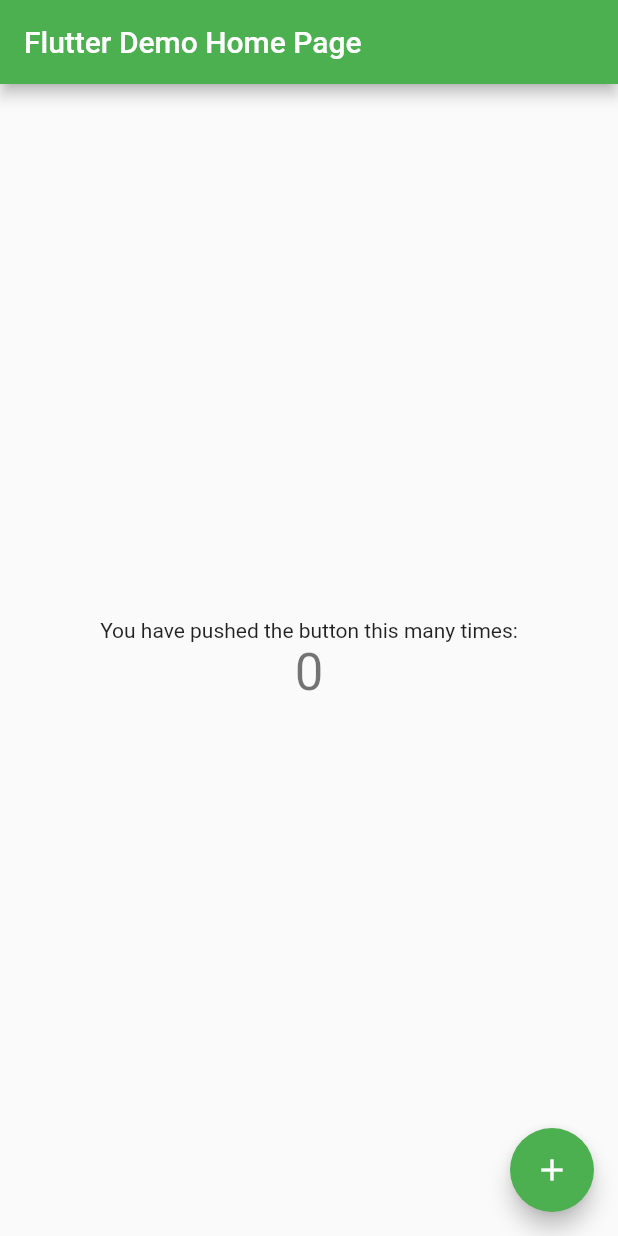
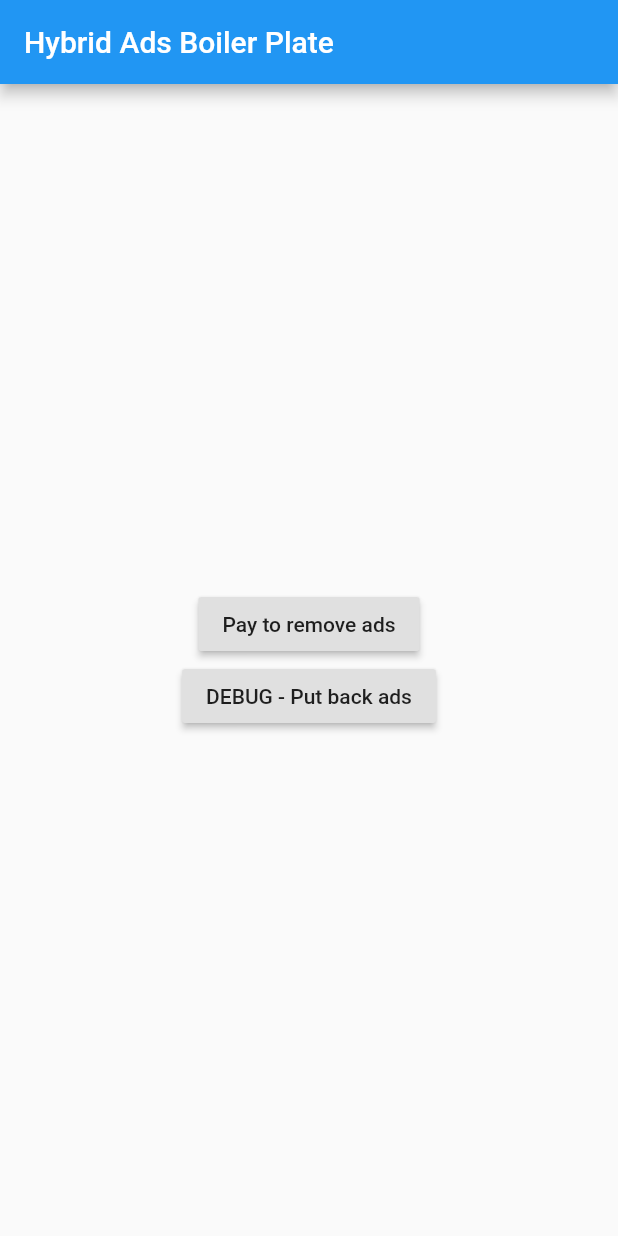
Before and after one commit to richardbonneau/Flutter-Hybrid-Ads-Boilerplate, a Flutter app: the screen it shows after launch, on a phone screen of 412 x 824 dp. Run offline on Flutter 3.47's test engine with Material 2 defaults, Android fonts, the phone set to English and light mode, and no system bars.

Commit message:
Added Ads Provider

```diff
--- /dev/null
+++ b/lib/Providers/Ads.dart
@@ -0,0 +1,82 @@
+import 'package:flutter/material.dart';
+import 'dart:io';
+//import 'package:shared_preferences/shared_preferences.dart';
+//import 'package:flutter_inapp_purchase/flutter_inapp_purchase.dart';
+
+class Ads with ChangeNotifier {
+  bool areAdsPurchased = false;
+//  List<IAPItem> _items = [];
+//  List<PurchasedItem> _purchases = [];
+//
+//  fetchProductsList() async {
+//    List<IAPItem> items = [];
+//    try {
+//      if(Platform.isAndroid) items = await FlutterInappPurchase.instance.getProducts(['remove_ads']);
+//      //TODO: put the actual ios product id here
+//      else items = await FlutterInappPurchase.instance.getProducts(['remove_ads']);
+//    }
+//
+//    catch (err) {
+//      print("getProducts error: $err");
+//    }
+//    for (var item in items) {
+////      print(item.toString());
+//      this._items.add(item);
+//    }
+//    _items = items;
+//    notifyListeners();
+//    checkAdsPurchasedStatus();
+//  }
+//
+//  checkAdsPurchasedStatus() async {
+//    List<PurchasedItem> items = [];
+//    try {
+//      items = await FlutterInappPurchase.instance.getPurchaseHistory();
+//    } catch (err) {
+//      print("err in checkAdsPurchasedStatus: $err");
+//    }
+//    for (var item in items) {
+////      print(item.toString());
+//      _purchases.add(item);
+//    }
+//    this._items = [];
+////    print("_purchases length ${_purchases.length}");
+//    if (_purchases.length == 0) {
+//      SharedPreferences prefs = await SharedPreferences.getInstance();
+//      bool checkIfAdsArePurchased = await prefs.getBool('areAdsPurchased');
+//      if (checkIfAdsArePurchased == null)
+//        prefs.setBool("areAdsPurchased", false);
+//      else
+//        areAdsPurchased = checkIfAdsArePurchased;
+////      print("here ${prefs.getBool('areAdsPurchased')}");
+//    } else
+//      areAdsPurchased = true;
+//    notifyListeners();
+//  }
+//
+//  adsPurchased() async {
+//    SharedPreferences prefs = await SharedPreferences.getInstance();
+//    await prefs.setBool('areAdsPurchased', true);
+//    areAdsPurchased = true;
+//    notifyListeners();
+//  }
+//
+  undoBuyAds() async {
+//    SharedPreferences prefs = await SharedPreferences.getInstance();
+//    await prefs.setBool('areAdsPurchased', false);
+    areAdsPurchased = false;
+    notifyListeners();
+  }
+
+  buyAds() {
+    areAdsPurchased = true;
+
+//    print("in buy ads");
+//    try {
+//      FlutterInappPurchase.instance.requestPurchase("remove_ads");
+//    } catch (err) {
+//      print("requestPurchase err: $err");
+//    }
+    notifyListeners();
+  }
+}
--- a/lib/main.dart
+++ b/lib/main.dart
@@ -1,38 +1,33 @@
 import 'package:flutter/material.dart';
+import 'package:provider/provider.dart';
+import 'package:hybridadsboilerplate/Providers/Ads.dart';
 
 void main() {
   runApp(MyApp());
 }
 
 class MyApp extends StatelessWidget {
-  // This widget is the root of your application.
   @override
   Widget build(BuildContext context) {
-    return MaterialApp(
-      title: 'Flutter Demo',
-      theme: ThemeData(
-        primarySwatch: Colors.green,
-        // This makes the visual density adapt to the platform that you run
-        // the app on. For desktop platforms, the controls will be smaller and
-        // closer together (more dense) than on mobile platforms.
-        visualDensity: VisualDensity.adaptivePlatformDensity,
-      ),
-      home: MyHomePage(title: 'Flutter Demo Home Page'),
-    );
+    return MultiProvider(
+        providers: [
+          ChangeNotifierProvider<Ads>(
+            create: (context) => Ads(),
+          )
+        ],
+        child: MaterialApp(
+          title: 'Flutter Demo',
+          theme: ThemeData(
+            primarySwatch: Colors.blue,
+            visualDensity: VisualDensity.adaptivePlatformDensity,
+          ),
+          home: MyHomePage(title: 'Hybrid Ads Boiler Plate'),
+        ));
   }
 }
 
 class MyHomePage extends StatefulWidget {
   MyHomePage({Key key, this.title}) : super(key: key);
-
-  // This widget is the home page of your application. It is stateful, meaning
-  // that it has a State object (defined below) that contains fields that affect
-  // how it looks.
-
-  // This class is the configuration for the state. It holds the values (in this
-  // case the title) provided by the parent (in this case the App widget) and
-  // used by the build method of the State. Fields in a Widget subclass are
-  // always marked "final".
 
   final String title;
 
@@ -41,68 +36,28 @@ class MyHomePage extends StatefulWidget {
 }
 
 class _MyHomePageState extends State<MyHomePage> {
-  int _counter = 0;
-
-  void _incrementCounter() {
-    setState(() {
-      // This call to setState tells the Flutter framework that something has
-      // changed in this State, which causes it to rerun the build method below
-      // so that the display can reflect the updated values. If we changed
-      // _counter without calling setState(), then the build method would not be
-      // called again, and so nothing would appear to happen.
-      _counter++;
-    });
-  }
-
   @override
   Widget build(BuildContext context) {
-    // This method is rerun every time setState is called, for instance as done
-    // by the _incrementCounter method above.
-    //
-    // The Flutter framework has been optimized to make rerunning build methods
-    // fast, so that you can just rebuild anything that needs updating rather
-    // than having to individually change instances of widgets.
+    final ads = Provider.of<Ads>(context);
     return Scaffold(
       appBar: AppBar(
-        // Here we take the value from the MyHomePage object that was created by
-        // the App.build method, and use it to set our appbar title.
         title: Text(widget.title),
       ),
       body: Center(
-        // Center is a layout widget. It takes a single child and positions it
-        // in the middle of the parent.
         child: Column(
-          // Column is also a layout widget. It takes a list of children and
-          // arranges them vertically. By default, it sizes itself to fit its
-          // children horizontally, and tries to be as tall as its parent.
-          //
-          // Invoke "debug painting" (press "p" in the console, choose the
-          // "Toggle Debug Paint" action from the Flutter Inspector in Android
-          // Studio, or the "Toggle Debug Paint" command in Visual Studio Code)
-          // to see the wireframe for each widget.
-          //
-          // Column has various properties to control how it sizes itself and
-          // how it positions its children. Here we use mainAxisAlignment to
-          // center the children vertically; the main axis here is the vertical
-          // axis because Columns are vertical (the cross axis would be
-          // horizontal).
           mainAxisAlignment: MainAxisAlignment.center,
           children: <Widget>[
-            Text(
-              'You have pushed the button this many times:',
+            RaisedButton(
+              onPressed: ads.buyAds,
+              child: Text("Pay to remove ads"),
             ),
-            Text(
-              '$_counter',
-              style: Theme.of(context).textTheme.headline4,
-            ),
+            RaisedButton(
+              onPressed: ads.undoBuyAds,
+              child: Text("DEBUG - Put back ads"),
+            )
           ],
         ),
       ),
-      floatingActionButton: FloatingActionButton(
-        onPressed: _incrementCounter,
-        tooltip: 'Increment',
-        child: Icon(Icons.add),
-      ), // This trailing comma makes auto-formatting nicer for build methods.
     );
   }
 }
--- a/pubspec.yaml
+++ b/pubspec.yaml
@@ -21,8 +21,10 @@ environment:
   sdk: ">=2.7.0 <3.0.0"
 
 dependencies:
+  provider: 4.3.2+2
   flutter:
     sdk: flutter
+
 
 
   # The following adds the Cupertino Icons font to your application.
```
Also changed, not shown: lib/Utils/Constants.dart (added), pubspec.lock, 1 other file.
